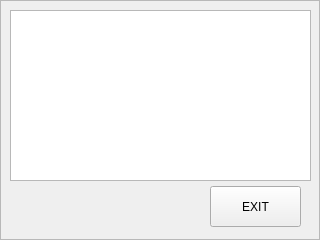
Old version of the form QRcTest/paycheck.ui in the repository dujinglun/qtum-qt-h3.
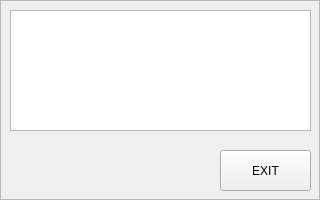
New version of the form.

```diff
--- a/QRcTest/paycheck.ui
+++ b/QRcTest/paycheck.ui
@@ -7,7 +7,7 @@
     <x>0</x>
     <y>0</y>
     <width>320</width>
-    <height>240</height>
+    <height>200</height>
    </rect>
   </property>
   <property name="windowTitle">
@@ -22,8 +22,8 @@
   <widget class="QPushButton" name="pushButton">
    <property name="geometry">
     <rect>
-     <x>210</x>
-     <y>186</y>
+     <x>220</x>
+     <y>150</y>
      <width>91</width>
      <height>41</height>
     </rect>
@@ -38,7 +38,7 @@
      <x>10</x>
      <y>10</y>
      <width>301</width>
-     <height>171</height>
+     <height>121</height>
     </rect>
    </property>
   </widget>
```
